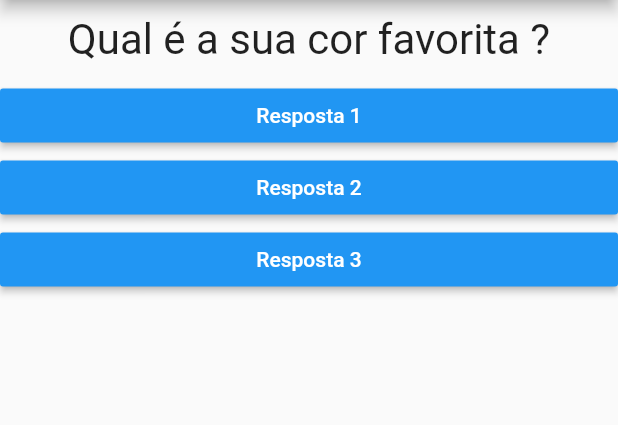
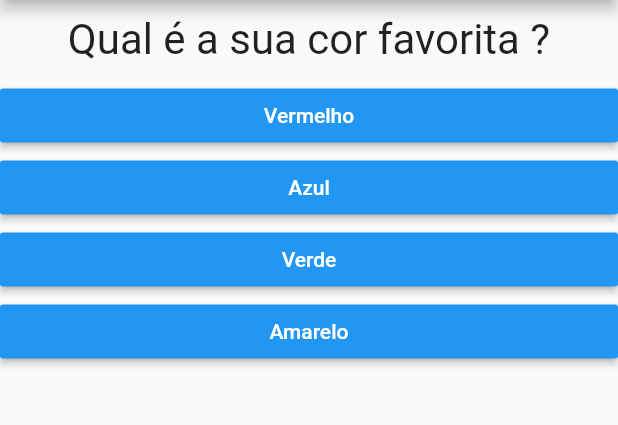
Before and after one commit to luizkrzyzaniak/ProjetoPerguntas, a Flutter app: the screen it shows after launch, on a phone screen of 412 x 824 dp, the part 84-509 px from its top. Run offline on Flutter 3.47's test engine with Material 2 defaults, Android fonts, the phone set to English and light mode, and no system bars.

Commit message:
Criando resultado.dart

```diff
--- a/projeto_perguntas/lib/main.dart
+++ b/projeto_perguntas/lib/main.dart
@@ -1,37 +1,58 @@
 import 'package:flutter/material.dart';
 import './questao.dart';
 import './resposta.dart';
+import './resultado.dart';
 
 main() => runApp(PerguntaApp());
 
 class _PerguntaAppState extends State<PerguntaApp> {
   var _perguntaSelecionada = 0;
+  final _perguntas = const [
+    {
+      'texto': 'Qual é a sua cor favorita ?',
+      'respostas': ['Vermelho', 'Azul', 'Verde', 'Amarelo'],
+    },
+    {
+      'texto': 'Qual é o seu animal favorito ?',
+      'respostas': ['Cachorro', 'Gato', 'Coelho', 'Rato'],
+    },
+    {
+      'texto': 'Qual é o seu esporte favorito ?',
+      'respostas': ['Futebol', 'Basquete', 'Vôlei', 'Tênis de Mesa'],
+    }
+  ];
 
   void _responder() {
+    if (temPerguntaSelecionada) {
       setState(() {
         _perguntaSelecionada++;
       });
     }
+  }
+
+  bool get temPerguntaSelecionada {
+    return _perguntaSelecionada < _perguntas.length;
+  }
 
   @override
   Widget build(BuildContext context) {
-    final perguntas = [
-      'Qual é a sua cor favorita ?',
-      'Qual é o seu animal favorito ?',
-    ];
+    List<String> respostas = temPerguntaSelecionada
+        ? _perguntas[_perguntaSelecionada]['respostas']
+        : null;
 
     return MaterialApp(
       home: Scaffold(
         appBar: AppBar(
           title: Text('Perguntas'),
         ),
-        body: Column(
+        body: temPerguntaSelecionada
+            ? Column(
                 children: [
-            Questao(perguntas[_perguntaSelecionada]),
-            Resposta('Resposta 1', _responder),
-            Resposta('Resposta 2', _responder),
-            Resposta('Resposta 3', _responder),
+                  Questao(_perguntas[_perguntaSelecionada]['texto']),
+                  ...respostas.map((t) => Resposta(t, _responder)).toList(),
                 ],
+              )
+            : Resultado(),
               ),
       ),
     );
--- /dev/null
+++ b/projeto_perguntas/lib/resultado.dart
@@ -0,0 +1,12 @@
+import 'package:flutter/material.dart';
+
+class Resultado extends StatelessWidget {
+  @override
+  Widget build(BuildContext context) {
+    return Center(
+        child: Text(
+      'Parabéns!',
+      style: TextStyle(fontSize: 28),
+    ));
+  }
+}
```
Lines whose indentation alone changed are shown as unchanged.
